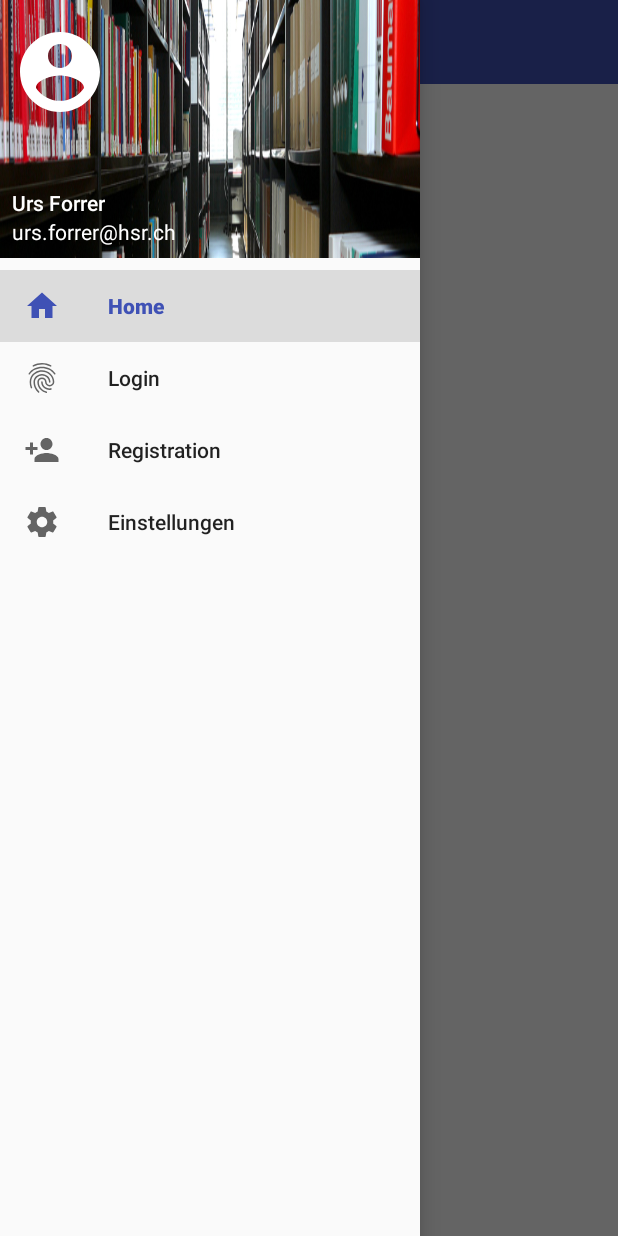
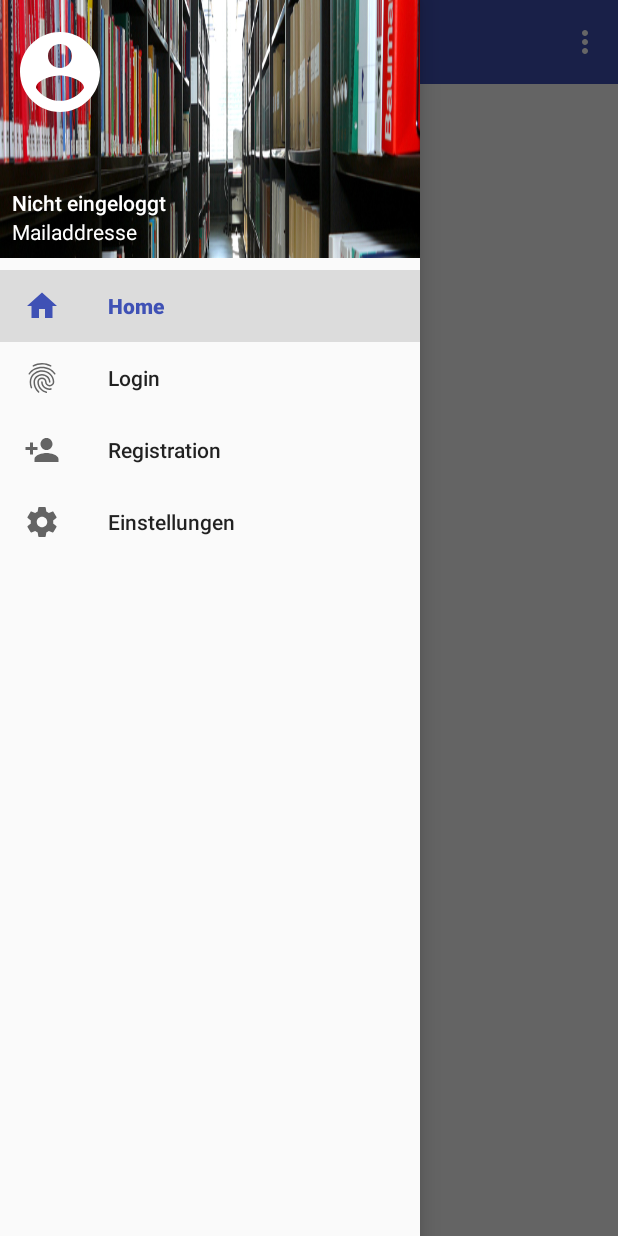
Before and after one commit to ursforrer/mge-miniprojekt-android, an Android app: the screen it shows after launch (MainActivity), with the side drawer open, on a phone screen of 412 x 824 dp. Run offline under Robolectric (Android 15) with nearby library versions, the phone set to English and light mode, and no system bars; 3 statements that could not run were skipped.

Commit message:
Add icons and some other things
Add icons and some other things

```diff
--- a/Gadgeothek/app/src/main/AndroidManifest.xml
+++ b/Gadgeothek/app/src/main/AndroidManifest.xml
@@ -4,7 +4,7 @@
 
     <application
         android:allowBackup="true"
-        android:icon="@mipmap/ic_launcher"
+        android:icon="@mipmap/icon_launcher"
         android:label="@string/app_name"
         android:theme="@style/AppTheme">
         <activity android:name=".MainActivity">
--- a/Gadgeothek/app/src/main/java/ch/hsr/mge/gadgeothek/MainActivity.java
+++ b/Gadgeothek/app/src/main/java/ch/hsr/mge/gadgeothek/MainActivity.java
@@ -4,14 +4,14 @@ import android.app.Fragment;
 import android.app.FragmentManager;
 import android.app.FragmentTransaction;
 import android.support.design.widget.NavigationView;
+import android.support.v4.view.GravityCompat;
 import android.support.v4.widget.DrawerLayout;
 import android.support.v7.app.AppCompatActivity;
 import android.os.Bundle;
 import android.support.v7.widget.Toolbar;
+import android.view.Menu;
 import android.view.MenuItem;
 import android.view.View;
-
-import java.util.Stack;
 
 import ch.hsr.mge.gadgeothek.fragments.*;
 
@@ -20,7 +20,6 @@ public class MainActivity extends AppCompatActivity implements NavigationView.On
     private DrawerLayout drawer;
     private View content;
     private FragmentManager fragmentManager;
-    private Stack<Integer> pages = new Stack<>();
 
     @Override
     protected void onCreate(Bundle savedInstanceState) {
@@ -28,24 +27,27 @@ public class MainActivity extends AppCompatActivity implements NavigationView.On
         setContentView(R.layout.activity_main);
 
         drawer = (DrawerLayout) findViewById(R.id.drawer_layout);
+        content = findViewById(R.id.content);
+
+        // ActionBar mit einer Toolbar ersetzen
+        final Toolbar toolbar = (Toolbar) findViewById(R.id.toolbar);
+        setSupportActionBar(toolbar);
+
+        // Toolbar anpassen mit
+        getSupportActionBar().setHomeAsUpIndicator(R.drawable.ic_home_black_24dp);
+        getSupportActionBar().setDefaultDisplayHomeAsUpEnabled(true);
+        getSupportActionBar().setHomeButtonEnabled(true);
 
         NavigationView navigationView = (NavigationView) findViewById(R.id.navigation_view);
         navigationView.setNavigationItemSelectedListener(this);
 
-        final Toolbar toolbar = (Toolbar) findViewById(R.id.toolbar);
-        content = findViewById(R.id.content);
-        setSupportActionBar(toolbar);
-        getSupportActionBar().setDefaultDisplayHomeAsUpEnabled(true);
-        getSupportActionBar().setHomeButtonEnabled(true);
-
+        // Bestimmte Menupunkte auf der Seite ausblenden
         navigationView.getMenu().findItem(R.id.drawerLoan).setVisible(false);
         navigationView.getMenu().findItem(R.id.drawerRes).setVisible(false);
 
 
         fragmentManager = getFragmentManager();
         switchFragment(new StartFragment());
-        pages.push(1);
-        setTitle("Willkommen!");
     }
 
     @Override
@@ -74,4 +76,20 @@ public class MainActivity extends AppCompatActivity implements NavigationView.On
         fragmentTransaction.addToBackStack("");
         fragmentTransaction.commit();
     }
+
+    @Override
+    public boolean onCreateOptionsMenu(Menu menu) {
+        getMenuInflater().inflate(R.menu.drawer, menu);
+        return true;
+    }
+
+    @Override
+    public boolean onOptionsItemSelected(MenuItem item) {
+        switch(item.getItemId()) {
+            case android.R.id.home:
+                drawer.openDrawer(GravityCompat.START);
+                return true;
+        }
+        return super.onOptionsItemSelected(item);
+    }
 }
--- a/Gadgeothek/app/src/main/res/layout/drawer_header.xml
+++ b/Gadgeothek/app/src/main/res/layout/drawer_header.xml
@@ -20,7 +20,7 @@
         android:layout_above="@+id/email"
         android:layout_marginLeft="@dimen/activity_vertical_margin"
         android:layout_marginStart="@dimen/activity_vertical_margin"
-        android:text="Urs Forrer"
+        android:text="Nicht eingeloggt"
         android:textAppearance="@style/TextAppearance.AppCompat.Body2" />
 
     <TextView
@@ -31,7 +31,7 @@
         android:layout_marginBottom="@dimen/activity_vertical_margin"
         android:layout_marginLeft="@dimen/activity_vertical_margin"
         android:layout_marginStart="@dimen/activity_vertical_margin"
-        android:text="urs.forrer@hsr.ch"
+        android:text="Mailaddresse"
         android:textAppearance="@style/TextAppearance.AppCompat.Body1" />
 
 </RelativeLayout>
```
Also changed, not shown: Gadgeothek/app/src/main/res/drawable/ic_menu_white_24dp.xml (added, +9 -0 lines), Gadgeothek/app/src/main/icon_launcher-web.png (added), Gadgeothek/app/src/main/res/mipmap-hdpi/icon_launcher.png (added), Gadgeothek/app/src/main/res/mipmap-mdpi/icon_launcher.png (added), Gadgeothek/app/src/main/res/mipmap-xhdpi/icon_launcher.png (added), Gadgeothek/app/src/main/res/mipmap-xxhdpi/icon_launcher.png (added), Gadgeothek/app/src/main/res/mipmap-xxxhdpi/icon_launcher.png (added).
